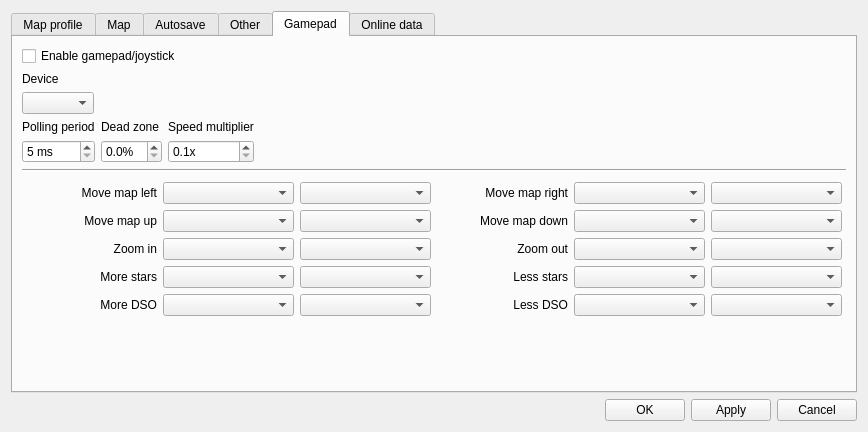
Qt form csetting.ui (PavelMr/skytechx) before a commit.
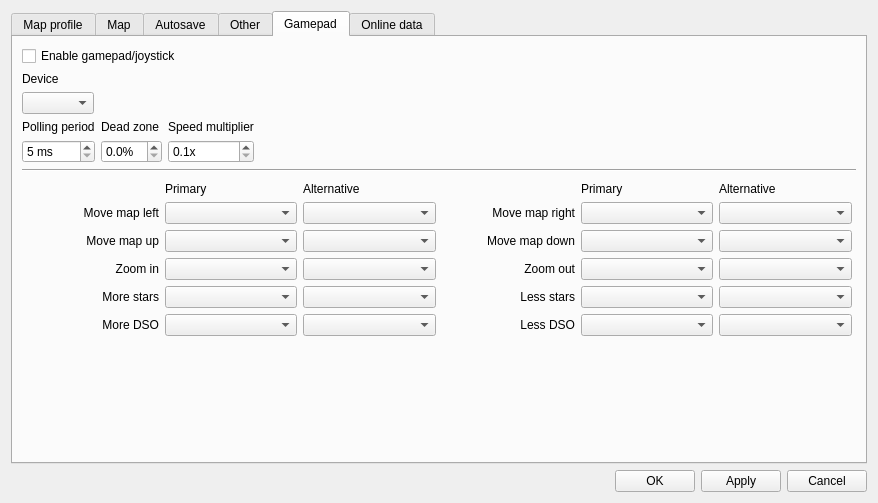
The same form after that commit. The open tabs and pages were chosen to show the change. Custom widgets are drawn as their Qt base class.

What changed in the file:
```diff
--- a/csetting.ui
+++ b/csetting.ui
@@ -6,8 +6,8 @@
    <rect>
     <x>0</x>
     <y>0</y>
-    <width>868</width>
-    <height>432</height>
+    <width>878</width>
+    <height>503</height>
    </rect>
   </property>
   <property name="windowTitle">
@@ -3600,46 +3600,32 @@
            <property name="bottomMargin">
             <number>4</number>
            </property>
-           <item row="3" column="0">
-            <widget class="QLabel" name="label_88">
-             <property name="text">
-              <string>More stars</string>
-             </property>
-             <property name="alignment">
-              <set>Qt::AlignRight|Qt::AlignTrailing|Qt::AlignVCenter</set>
-             </property>
-            </widget>
+           <item row="3" column="2">
+            <widget class="QComboBox" name="cb_zoom_in_2"/>
            </item>
-           <item row="3" column="1">
-            <widget class="QComboBox" name="cb_more_stars"/>
+           <item row="2" column="2">
+            <widget class="QComboBox" name="cb_up_2"/>
            </item>
-           <item row="3" column="3">
-            <widget class="QLabel" name="label_89">
-             <property name="text">
-              <string>Less stars</string>
-             </property>
-             <property name="alignment">
-              <set>Qt::AlignRight|Qt::AlignTrailing|Qt::AlignVCenter</set>
-             </property>
-            </widget>
+           <item row="5" column="2">
+            <widget class="QComboBox" name="cb_more_dso_2"/>
            </item>
-           <item row="3" column="4">
-            <widget class="QComboBox" name="cb_less_stars"/>
-           </item>
-           <item row="4" column="0">
-            <widget class="QLabel" name="label_90">
+           <item row="2" column="3">
+            <widget class="QLabel" name="label_82">
              <property name="text">
-              <string>More DSO</string>
+              <string>Move map down</string>
              </property>
              <property name="alignment">
               <set>Qt::AlignRight|Qt::AlignTrailing|Qt::AlignVCenter</set>
              </property>
             </widget>
            </item>
+           <item row="1" column="1">
+            <widget class="QComboBox" name="cb_left"/>
+           </item>
            <item row="4" column="1">
-            <widget class="QComboBox" name="cb_more_dso"/>
+            <widget class="QComboBox" name="cb_more_stars"/>
            </item>
-           <item row="4" column="3">
+           <item row="5" column="3">
             <widget class="QLabel" name="label_91">
              <property name="text">
               <string>Less DSO</string>
@@ -3649,41 +3635,46 @@
              </property>
             </widget>
            </item>
-           <item row="4" column="4">
-            <widget class="QComboBox" name="cb_less_dso"/>
+           <item row="5" column="0">
+            <widget class="QLabel" name="label_90">
+             <property name="text">
+              <string>More DSO</string>
+             </property>
+             <property name="alignment">
+              <set>Qt::AlignRight|Qt::AlignTrailing|Qt::AlignVCenter</set>
+             </property>
+            </widget>
            </item>
            <item row="1" column="2">
-            <widget class="QComboBox" name="cb_up_2"/>
-           </item>
-           <item row="0" column="2">
             <widget class="QComboBox" name="cb_left_2"/>
            </item>
-           <item row="3" column="2">
-            <widget class="QComboBox" name="cb_more_stars_2"/>
+           <item row="4" column="4">
+            <widget class="QComboBox" name="cb_less_stars"/>
            </item>
            <item row="4" column="2">
-            <widget class="QComboBox" name="cb_more_dso_2"/>
+            <widget class="QComboBox" name="cb_more_stars_2"/>
            </item>
-           <item row="2" column="2">
-            <widget class="QComboBox" name="cb_zoom_in_2"/>
+           <item row="4" column="3">
+            <widget class="QLabel" name="label_89">
+             <property name="text">
+              <string>Less stars</string>
+             </property>
+             <property name="alignment">
+              <set>Qt::AlignRight|Qt::AlignTrailing|Qt::AlignVCenter</set>
+             </property>
+            </widget>
            </item>
-           <item row="1" column="4">
-            <widget class="QComboBox" name="cb_down"/>
-           </item>
-           <item row="1" column="1">
-            <widget class="QComboBox" name="cb_up"/>
+           <item row="4" column="0">
+            <widget class="QLabel" name="label_88">
+             <property name="text">
+              <string>More stars</string>
+             </property>
+             <property name="alignment">
+              <set>Qt::AlignRight|Qt::AlignTrailing|Qt::AlignVCenter</set>
+             </property>
+            </widget>
            </item>
            <item row="1" column="3">
-            <widget class="QLabel" name="label_82">
-             <property name="text">
-              <string>Move map down</string>
-             </property>
-             <property name="alignment">
-              <set>Qt::AlignRight|Qt::AlignTrailing|Qt::AlignVCenter</set>
-             </property>
-            </widget>
-           </item>
-           <item row="0" column="3">
             <widget class="QLabel" name="label_83">
              <property name="text">
               <string>Move map right</string>
@@ -3693,23 +3684,44 @@
              </property>
             </widget>
            </item>
-           <item row="0" column="1">
-            <widget class="QComboBox" name="cb_left"/>
+           <item row="5" column="4">
+            <widget class="QComboBox" name="cb_less_dso"/>
            </item>
-           <item row="0" column="4">
+           <item row="2" column="1">
+            <widget class="QComboBox" name="cb_up"/>
+           </item>
+           <item row="5" column="1">
+            <widget class="QComboBox" name="cb_more_dso"/>
+           </item>
+           <item row="2" column="4">
+            <widget class="QComboBox" name="cb_down"/>
+           </item>
+           <item row="4" column="5">
+            <widget class="QComboBox" name="cb_less_stars_2"/>
+           </item>
+           <item row="3" column="0">
+            <widget class="QLabel" name="label_86">
+             <property name="text">
+              <string>Zoom in</string>
+             </property>
+             <property name="alignment">
+              <set>Qt::AlignRight|Qt::AlignTrailing|Qt::AlignVCenter</set>
+             </property>
+            </widget>
+           </item>
+           <item row="3" column="4">
+            <widget class="QComboBox" name="cb_zoom_out"/>
+           </item>
+           <item row="1" column="5">
+            <widget class="QComboBox" name="cb_right_2"/>
+           </item>
+           <item row="3" column="1">
+            <widget class="QComboBox" name="cb_zoom_in"/>
+           </item>
+           <item row="1" column="4">
             <widget class="QComboBox" name="cb_right"/>
            </item>
            <item row="1" column="0">
-            <widget class="QLabel" name="label_84">
-             <property name="text">
-              <string>Move map up</string>
-             </property>
-             <property name="alignment">
-              <set>Qt::AlignRight|Qt::AlignTrailing|Qt::AlignVCenter</set>
-             </property>
-            </widget>
-           </item>
-           <item row="0" column="0">
             <widget class="QLabel" name="label_85">
              <property name="text">
               <string>Move map left</string>
@@ -3719,17 +3731,10 @@
              </property>
             </widget>
            </item>
-           <item row="2" column="0">
-            <widget class="QLabel" name="label_86">
-             <property name="text">
-              <string>Zoom in</string>
-             </property>
-             <property name="alignment">
-              <set>Qt::AlignRight|Qt::AlignTrailing|Qt::AlignVCenter</set>
-             </property>
-            </widget>
+           <item row="5" column="5">
+            <widget class="QComboBox" name="cb_less_dso_2"/>
            </item>
-           <item row="2" column="3">
+           <item row="3" column="3">
             <widget class="QLabel" name="label_87">
              <property name="text">
               <string>Zoom out</string>
@@ -3739,26 +3744,49 @@
              </property>
             </widget>
            </item>
-           <item row="2" column="1">
-            <widget class="QComboBox" name="cb_zoom_in"/>
-           </item>
-           <item row="2" column="4">
-            <widget class="QComboBox" name="cb_zoom_out"/>
-           </item>
-           <item row="0" column="5">
-            <widget class="QComboBox" name="cb_right_2"/>
-           </item>
-           <item row="1" column="5">
-            <widget class="QComboBox" name="cb_down_2"/>
-           </item>
            <item row="2" column="5">
-            <widget class="QComboBox" name="cb_zoom_out_2"/>
+            <widget class="QComboBox" name="cb_down_2"/>
+           </item>
+           <item row="2" column="0">
+            <widget class="QLabel" name="label_84">
+             <property name="text">
+              <string>Move map up</string>
+             </property>
+             <property name="alignment">
+              <set>Qt::AlignRight|Qt::AlignTrailing|Qt::AlignVCenter</set>
+             </property>
+            </widget>
            </item>
            <item row="3" column="5">
-            <widget class="QComboBox" name="cb_less_stars_2"/>
+            <widget class="QComboBox" name="cb_zoom_out_2"/>
            </item>
-           <item row="4" column="5">
-            <widget class="QComboBox" name="cb_less_dso_2"/>
+           <item row="0" column="1">
+            <widget class="QLabel" name="label_95">
+             <property name="text">
+              <string>Primary</string>
+             </property>
+            </widget>
+           </item>
+           <item row="0" column="4">
+            <widget class="QLabel" name="label_96">
+             <property name="text">
+              <string>Primary</string>
+             </property>
+            </widget>
+           </item>
+           <item row="0" column="2">
+            <widget class="QLabel" name="label_97">
+             <property name="text">
+              <string>Alternative</string>
+             </property>
+            </widget>
+           </item>
+           <item row="0" column="5">
+            <widget class="QLabel" name="label_98">
+             <property name="text">
+              <string>Alternative</string>
+             </property>
+            </widget>
            </item>
           </layout>
          </item>
```
Left out of the diff: 2 changed lines with no effect on the pictures.
